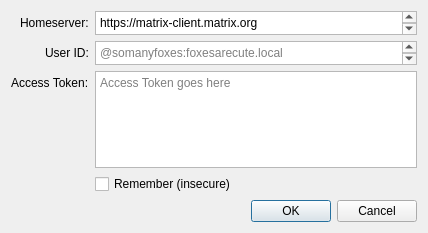
SharkyRawr/matrix-changemyname, file ui/login_dialog.ui: the form before one commit.
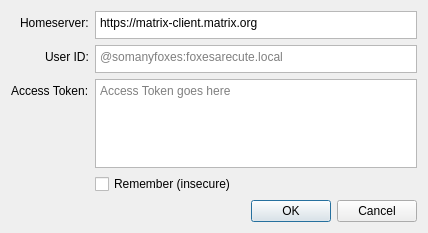
The form after the commit.

```diff
--- a/ui/login_dialog.ui
+++ b/ui/login_dialog.ui
@@ -35,6 +35,12 @@
        <verstretch>0</verstretch>
       </sizepolicy>
      </property>
+     <property name="minimumSize">
+      <size>
+       <width>0</width>
+       <height>28</height>
+      </size>
+     </property>
      <property name="maximumSize">
       <size>
        <width>16777215</width>
@@ -64,6 +70,12 @@
    </item>
    <item row="2" column="1">
     <widget class="QPlainTextEdit" name="txtAccessToken">
+     <property name="minimumSize">
+      <size>
+       <width>0</width>
+       <height>28</height>
+      </size>
+     </property>
      <property name="tabChangesFocus">
       <bool>true</bool>
      </property>
@@ -100,6 +112,12 @@
        <verstretch>0</verstretch>
       </sizepolicy>
      </property>
+     <property name="minimumSize">
+      <size>
+       <width>0</width>
+       <height>28</height>
+      </size>
+     </property>
      <property name="maximumSize">
       <size>
        <width>16777215</width>
```
Left out of the diff: 6 changed lines with no effect on the pictures.
